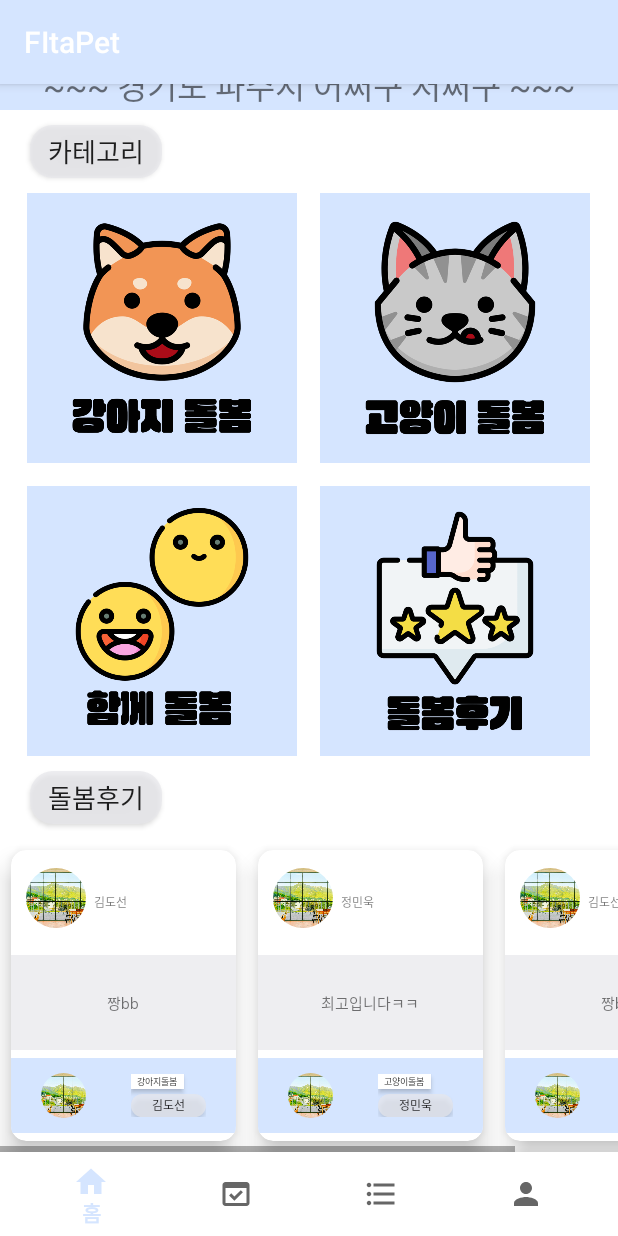
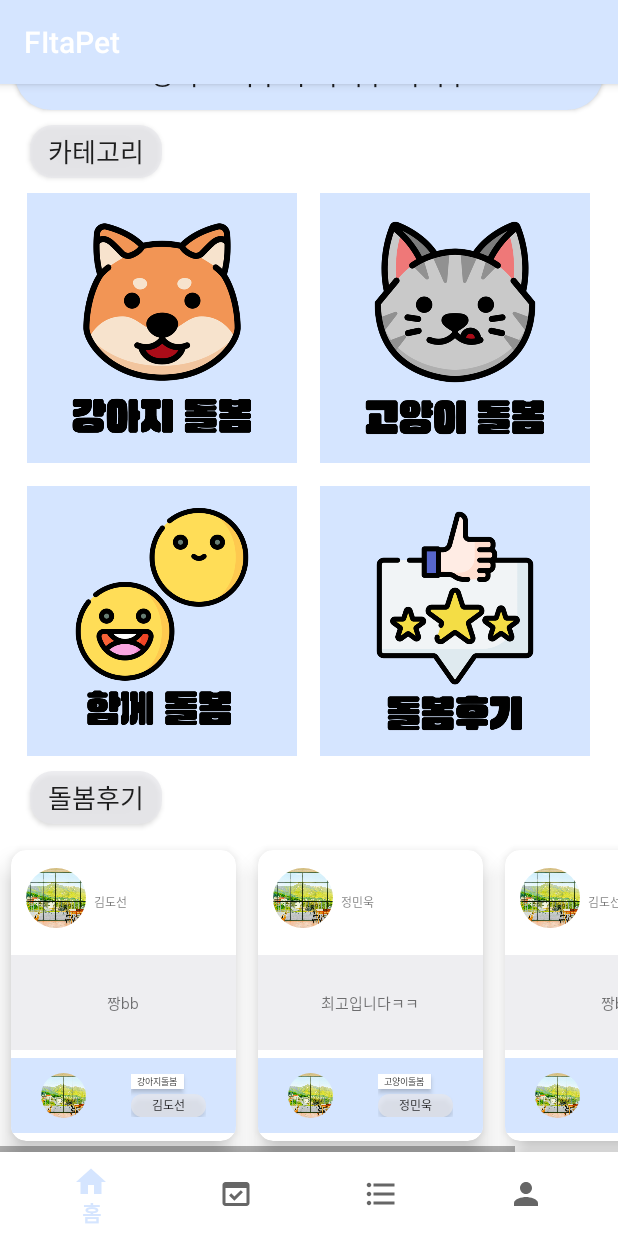
Before and after one commit to ehtjsv2/FitaPetService_Client_Personal_Version, an Android app: the HomeFragment screen opened directly, with no data from a screen before it, on a phone screen of 412 x 824 dp. Run offline under Robolectric (Android 15) with nearby library versions, the phone set to English and light mode, and no system bars; our stand-ins replace CircleImageView.

Commit message:
home location change

```diff
--- a/app/src/main/res/layout/fragment_home.xml
+++ b/app/src/main/res/layout/fragment_home.xml
@@ -10,15 +10,17 @@
         android:id="@+id/home"
         tools:context=".navfragment.HomeFragment">
 
-        <TextView
+        <Button
             android:layout_width="match_parent"
             android:layout_height="wrap_content"
             android:layout_marginTop="10dp"
             android:layout_marginBottom="10dp"
+            android:layout_marginLeft="10dp"
+            android:layout_marginRight="10dp"
             android:layout_gravity="center"
             android:gravity="center"
-            android:textSize="22dp"
-            android:background="@color/main"
+            android:textSize="18dp"
+            android:background="@drawable/solid_button"
             android:text="~~~ 경기도 파주시 어쩌구 저쩌구 ~~~" />
 
         <Button
```
